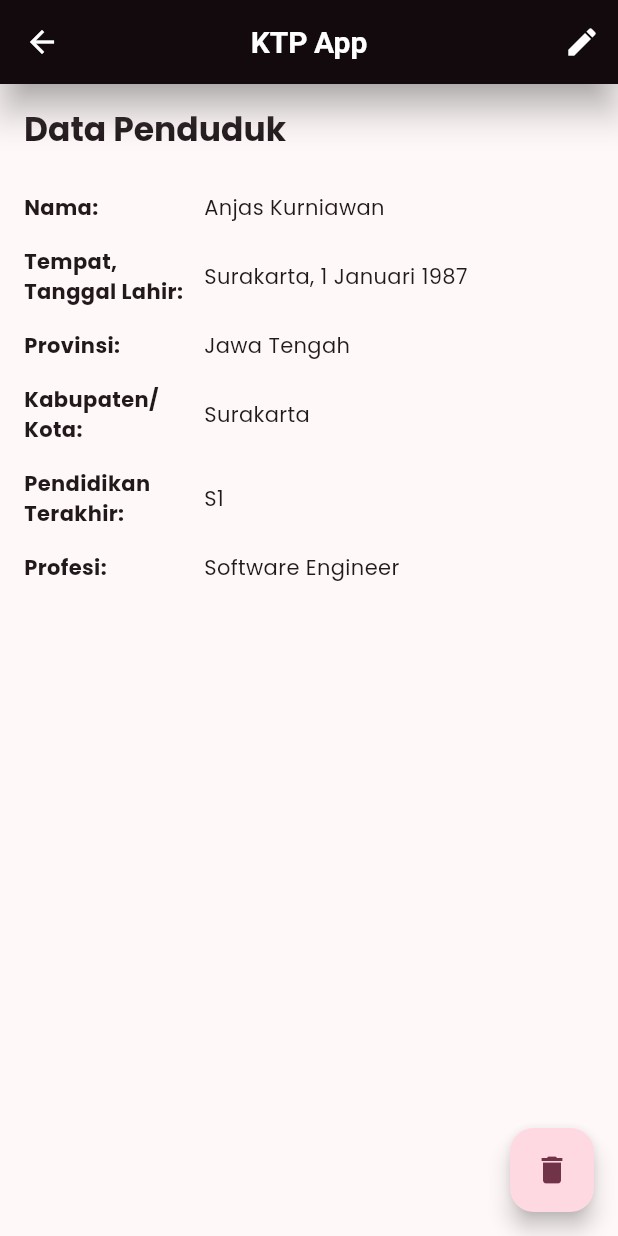
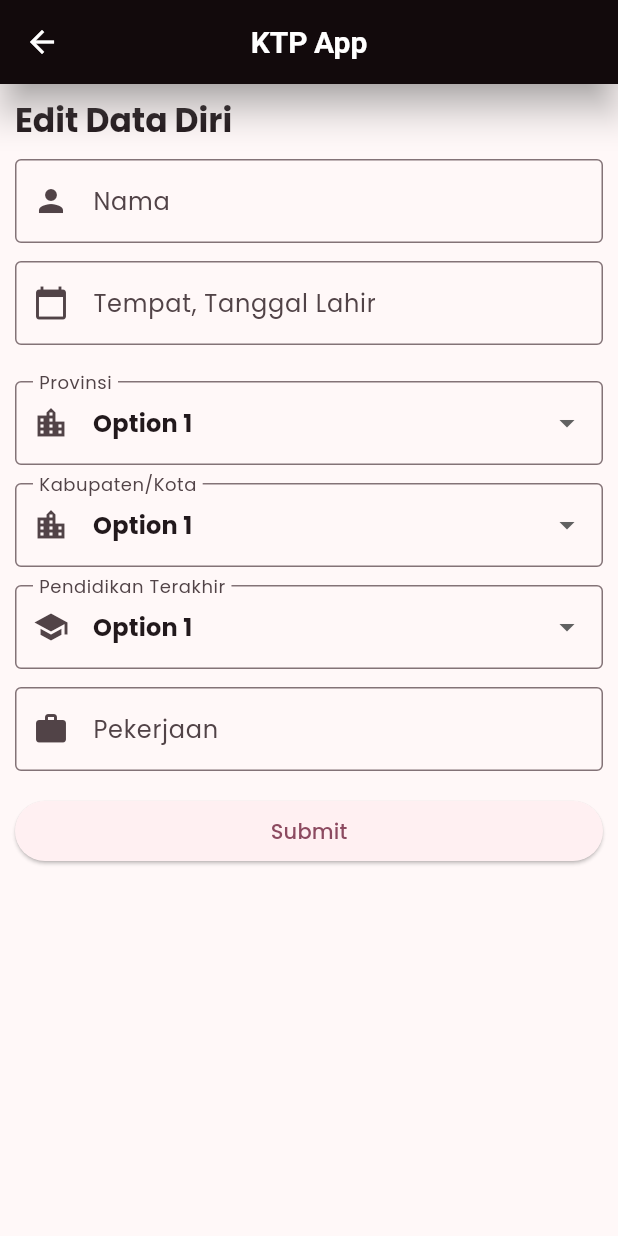
Before and after one commit to alfaafan/ktp_project, a Flutter app: the UserDetailPage screen opened directly, after a tap on the "edit" icon, on a phone screen of 412 x 824 dp. Run offline on Flutter 3.47's test engine with Material 3 defaults, Android fonts, the phone set to English and light mode, and no system bars; our stand-ins replace google_fonts, hive, hive_flutter, syncfusion_flutter_datepicker; accounts and stored records are empty.

Commit message:
refactor(user detail page): refactor user detail page

```diff
--- /dev/null
+++ b/lib/application/pages/edit_user/edit_user.dart
@@ -0,0 +1,149 @@
+import 'package:flutter/material.dart';
+import 'package:syncfusion_flutter_datepicker/datepicker.dart';
+
+class EditPage extends StatefulWidget {
+  const EditPage({super.key});
+
+  @override
+  State<EditPage> createState() => _EditPageState();
+}
+
+class _EditPageState extends State<EditPage> {
+  final TextEditingController _nameController = TextEditingController();
+  final TextEditingController _birthDetailsController = TextEditingController();
+  final TextEditingController _professionController = TextEditingController();
+  final GlobalKey<FormState> _formKey = GlobalKey<FormState>();
+
+  List<String> dropdownItems = [
+    'Option 1',
+    'Option 2',
+    'Option 3',
+  ];
+  String selectedValue = 'Option 1';
+
+  @override
+  Widget build(BuildContext context) {
+    return Scaffold(
+        appBar: AppBar(
+          title: const Text('KTP App'),
+          centerTitle: true,
+        ),
+        body: Padding(
+            padding: const EdgeInsets.all(10.0),
+            child: SingleChildScrollView(
+              child: Form(
+                key: _formKey,
+                child: ListView(
+                  shrinkWrap: true,
+                  children: [
+                    Text('Edit Data Diri',
+                        style: Theme.of(context).textTheme.titleLarge),
+                    const SizedBox(height: 12),
+                    TextFormField(
+                      controller: _nameController,
+                      decoration: const InputDecoration(
+                        labelText: 'Nama',
+                        hintText: 'Masukkan nama',
+                        border: OutlineInputBorder(),
+                        prefixIcon: Icon(Icons.person),
+                      ),
+                    ),
+                    const SizedBox(height: 12),
+                    TextFormField(
+                      controller: _birthDetailsController,
+                      decoration: const InputDecoration(
+                        labelText: 'Tempat, Tanggal Lahir',
+                        hintText: 'Masukkan tempat, tanggal lahir',
+                        border: OutlineInputBorder(),
+                        prefixIcon: Icon(Icons.calendar_today),
+                      ),
+                    ),
+                    const SizedBox(height: 12),
+                    // SfDateRangePicker(
+                    //   onSelectionChanged:
+                    //       (DateRangePickerSelectionChangedArgs args) {
+                    //     _birthDetailsController.text = args.value.toString();
+                    //   },
+                    //   selectionMode: DateRangePickerSelectionMode.single,
+                    // ),
+                    const SizedBox(height: 12),
+                    DropdownButtonFormField(
+                        decoration: const InputDecoration(
+                            labelText: 'Provinsi',
+                            hintText: 'Masukkan provinsi',
+                            border: OutlineInputBorder(),
+                            prefixIcon: Icon(Icons.location_city)),
+                        value: selectedValue,
+                        items: dropdownItems
+                            .map((String e) => DropdownMenuItem<String>(
+                                value: e, child: Text(e)))
+                            .toList(),
+                        hint: const Text('Pilih Provinsi'),
+                        onChanged: (value) {
+                          setState(() {
+                            selectedValue = value!;
+                          });
+                        }),
+                    const SizedBox(height: 12),
+                    DropdownButtonFormField(
+                        decoration: const InputDecoration(
+                            labelText: 'Kabupaten/Kota',
+                            hintText: 'Masukkan kabupaten/kota',
+                            border: OutlineInputBorder(),
+                            prefixIcon: Icon(Icons.location_city)),
+                        value: selectedValue,
+                        items: dropdownItems
+                            .map((String e) => DropdownMenuItem<String>(
+                                value: e, child: Text(e)))
+                            .toList(),
+                        hint: const Text('Pilih Kabupaten/Kota'),
+                        onChanged: (value) {
+                          setState(() {
+                            selectedValue = value!;
+                          });
+                        }),
+
+                    const SizedBox(height: 12),
+                    DropdownButtonFormField(
+                        decoration: const InputDecoration(
+                            labelText: 'Pendidikan Terakhir',
+                            hintText: 'Masukkan pendidikan terakhir',
+                            border: OutlineInputBorder(),
+                            prefixIcon: Icon(Icons.school)),
+                        value: selectedValue,
+                        items: dropdownItems
+                            .map((String e) => DropdownMenuItem<String>(
+                                value: e, child: Text(e)))
+                            .toList(),
+                        hint: const Text('Pilih pendidikan terakhir'),
+                        onChanged: (value) {
+                          setState(() {
+                            selectedValue = value!;
+                          });
+                        }),
+                    const SizedBox(height: 12),
+                    TextFormField(
+                      controller: _professionController,
+                      decoration: const InputDecoration(
+                        labelText: 'Pekerjaan',
+                        hintText: 'Masukkan pekerjaan',
+                        border: OutlineInputBorder(),
+                        prefixIcon: Icon(Icons.work),
+                      ),
+                    ),
+                    Padding(
+                      padding: const EdgeInsets.symmetric(vertical: 16.0),
+                      child: ElevatedButton(
+                        onPressed: () {
+                          // Handle form submission
+                          print('Selected value: $selectedValue');
+                        },
+                        child: const Text('Submit'),
+                      ),
+                    ),
+                  ],
+                ),
+              ),
+            )));
+  }
+}
--- a/lib/application/pages/user_details/user_details.dart
+++ b/lib/application/pages/user_details/user_details.dart
@@ -1,5 +1,6 @@
 import 'package:flutter/material.dart';
 import 'package:ktp_project/application/core/widgets/user_detail_row.dart';
+import 'package:ktp_project/application/pages/edit_user/edit_user.dart';
 
 class UserDetailPage extends StatelessWidget {
   const UserDetailPage({super.key});
@@ -13,7 +14,10 @@ class UserDetailPage extends StatelessWidget {
           actions: [
             IconButton(
               icon: const Icon(Icons.edit),
-              onPressed: () {},
+              onPressed: () {
+                Navigator.push(context,
+                    MaterialPageRoute(builder: (context) => const EditPage()));
+              },
             )
           ],
         ),
```
